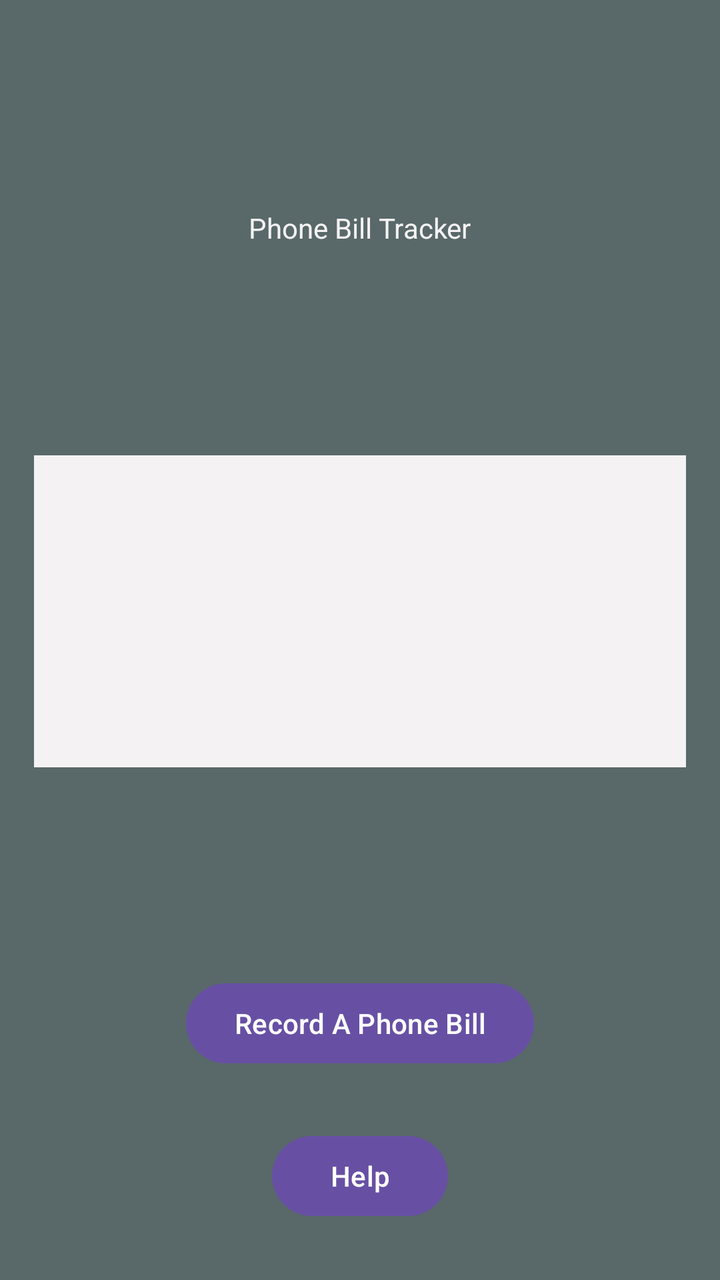
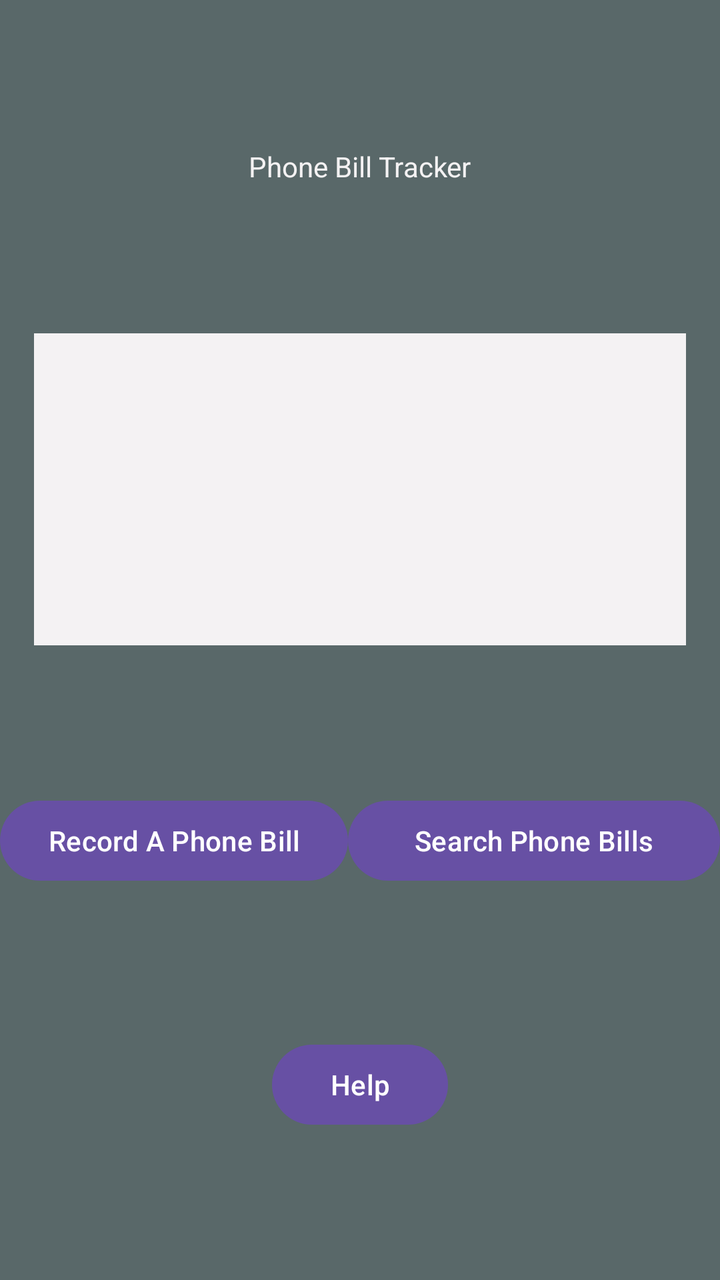

The first picture is an Android layout as it rendered before a commit; the second is the same layout after the commit. The layout source and the unified diff follow.
<!-- AndroidManifest.xml: application theme Theme.PhoneBill -->
<!-- res/layout/activity_main.xml -->
<?xml version="1.0" encoding="utf-8"?>
<androidx.constraintlayout.widget.ConstraintLayout xmlns:android="http://schemas.android.com/apk/res/android"
    xmlns:app="http://schemas.android.com/apk/res-auto"
    xmlns:tools="http://schemas.android.com/tools"
    android:id="@+id/main"
    android:layout_width="match_parent"
    android:layout_height="match_parent"
    android:background="@color/grey"
    tools:context=".MainActivity">

    <TextView
        android:id="@+id/phoneBillAppTitle"
        android:layout_width="wrap_content"
        android:layout_height="wrap_content"
        android:text="@string/phone_bill_title"
        android:textColor="@color/white"
        app:layout_constraintBottom_toTopOf="@id/phoneBills"
        app:layout_constraintEnd_toEndOf="parent"
        app:layout_constraintStart_toStartOf="parent"
        app:layout_constraintTop_toTopOf="parent" />


    <ListView
        android:id="@+id/phoneBills"
        android:layout_width="326dp"
        android:layout_height="156dp"
        android:background="@color/white"
        app:layout_constraintBottom_toTopOf="@id/launchPhoneBillRecorder"
        app:layout_constraintEnd_toEndOf="parent"
        app:layout_constraintStart_toStartOf="parent"
        app:layout_constraintTop_toBottomOf="@id/phoneBillAppTitle" />

    <Button
        android:id="@+id/launchPhoneBillRecorder"
        android:layout_width="wrap_content"
        android:layout_height="wrap_content"
        android:onClick="launchCalculator"
        android:text="@string/record_a_phone_bill_button"
        app:layout_constraintBottom_toBottomOf="parent"
        app:layout_constraintEnd_toEndOf="parent"
        app:layout_constraintStart_toStartOf="parent"
        app:layout_constraintTop_toBottomOf="@+id/phoneBills" />

    <Button
        android:id="@+id/helpButton"
        android:layout_width="wrap_content"
        android:layout_height="wrap_content"
        android:onClick="launchREADME"
        android:text="@string/help"
        app:layout_constraintBottom_toBottomOf="parent"
        app:layout_constraintEnd_toEndOf="parent"
        app:layout_constraintStart_toStartOf="parent"
        app:layout_constraintTop_toBottomOf="@+id/launchPhoneBillRecorder" />


</androidx.constraintlayout.widget.ConstraintLayout>
<!-- resources referenced by this layout -->
<resources>
  <color name="grey">#596869</color>
  <color name="white">#f4f2f3</color>
  <string name="help">Help</string>
  <string name="phone_bill_title">Phone Bill Tracker</string>
  <string name="record_a_phone_bill_button">Record A Phone Bill</string>
  <style name="Theme.PhoneBill" parent="Base.Theme.PhoneBill" />
  <style name="Base.Theme.PhoneBill" parent="Theme.Material3.DayNight.NoActionBar">
          
          
      </style>
</resources>

<!-- the commit's change to res/layout/activity_main.xml (unified diff, before → after) -->
@@ -25,21 +25,39 @@
         android:layout_width="326dp"
         android:layout_height="156dp"
         android:background="@color/white"
-        app:layout_constraintBottom_toTopOf="@id/launchPhoneBillRecorder"
+        app:layout_constraintBottom_toTopOf="@id/phoneBillActivitiesBlock"
         app:layout_constraintEnd_toEndOf="parent"
         app:layout_constraintStart_toStartOf="parent"
         app:layout_constraintTop_toBottomOf="@id/phoneBillAppTitle" />
 
-    <Button
-        android:id="@+id/launchPhoneBillRecorder"
-        android:layout_width="wrap_content"
+
+    <LinearLayout
+        android:id="@+id/phoneBillActivitiesBlock"
+        android:layout_width="0dp"
         android:layout_height="wrap_content"
-        android:onClick="launchCalculator"
-        android:text="@string/record_a_phone_bill_button"
-        app:layout_constraintBottom_toBottomOf="parent"
+        android:orientation="horizontal"
+        app:layout_constraintBottom_toTopOf="@id/helpButton"
         app:layout_constraintEnd_toEndOf="parent"
         app:layout_constraintStart_toStartOf="parent"
-        app:layout_constraintTop_toBottomOf="@+id/phoneBills" />
+        app:layout_constraintTop_toBottomOf="@id/phoneBills"
+
+        >
+
+        <Button
+            android:id="@+id/launchPhoneBillRecorder"
+            android:layout_width="wrap_content"
+            android:layout_height="wrap_content"
+            android:onClick="launchCalculator"
+            android:text="@string/record_a_phone_bill_button" />
+
+        <Button
+            android:id="@+id/launchPhoneBillSearch"
+            android:layout_width="wrap_content"
+            android:layout_height="wrap_content"
+            android:layout_weight="1"
+            android:text="@string/search_phone_bills" />
+
+    </LinearLayout>
 
     <Button
         android:id="@+id/helpButton"
@@ -50,7 +68,7 @@
         app:layout_constraintBottom_toBottomOf="parent"
         app:layout_constraintEnd_toEndOf="parent"
         app:layout_constraintStart_toStartOf="parent"
-        app:layout_constraintTop_toBottomOf="@+id/launchPhoneBillRecorder" />
+        app:layout_constraintTop_toBottomOf="@+id/phoneBillActivitiesBlock" />
 
 
 </androidx.constraintlayout.widget.ConstraintLayout>
<!-- resource entries referenced after the edit -->
@@ -5,6 +5,7 @@
   <string name="help">Help</string>
   <string name="phone_bill_title">Phone Bill Tracker</string>
   <string name="record_a_phone_bill_button">Record A Phone Bill</string>
+  <string name="search_phone_bills">Search Phone Bills</string>
   <style name="Theme.PhoneBill" parent="Base.Theme.PhoneBill" />
   <style name="Base.Theme.PhoneBill" parent="Theme.Material3.DayNight.NoActionBar">
           
